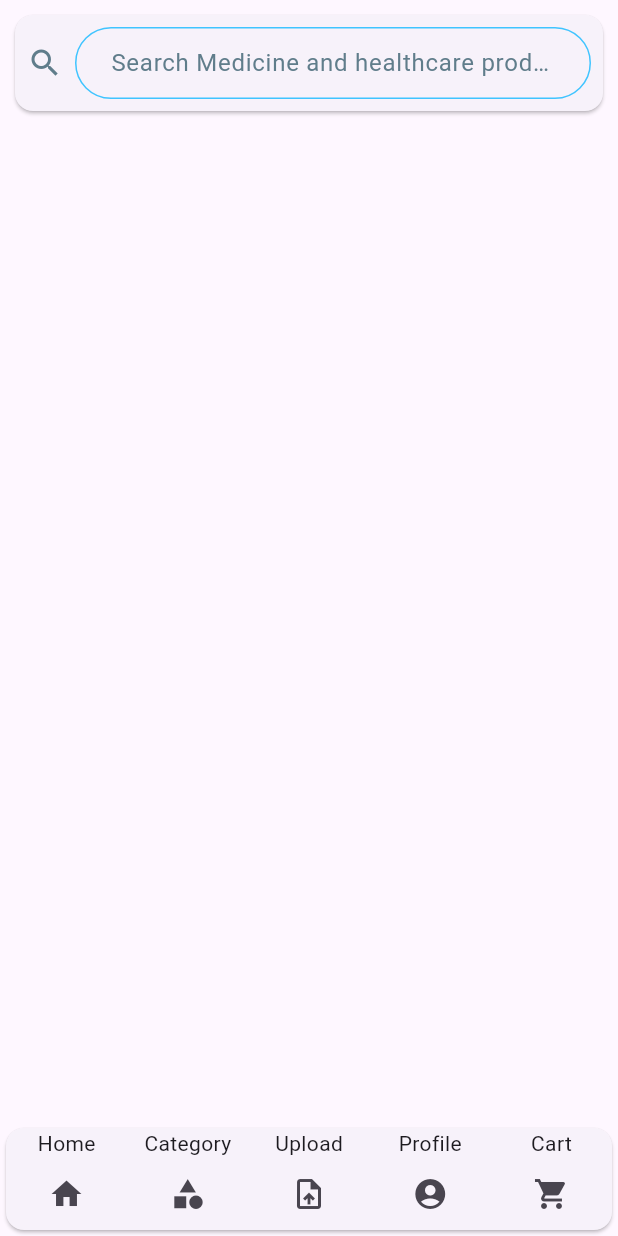
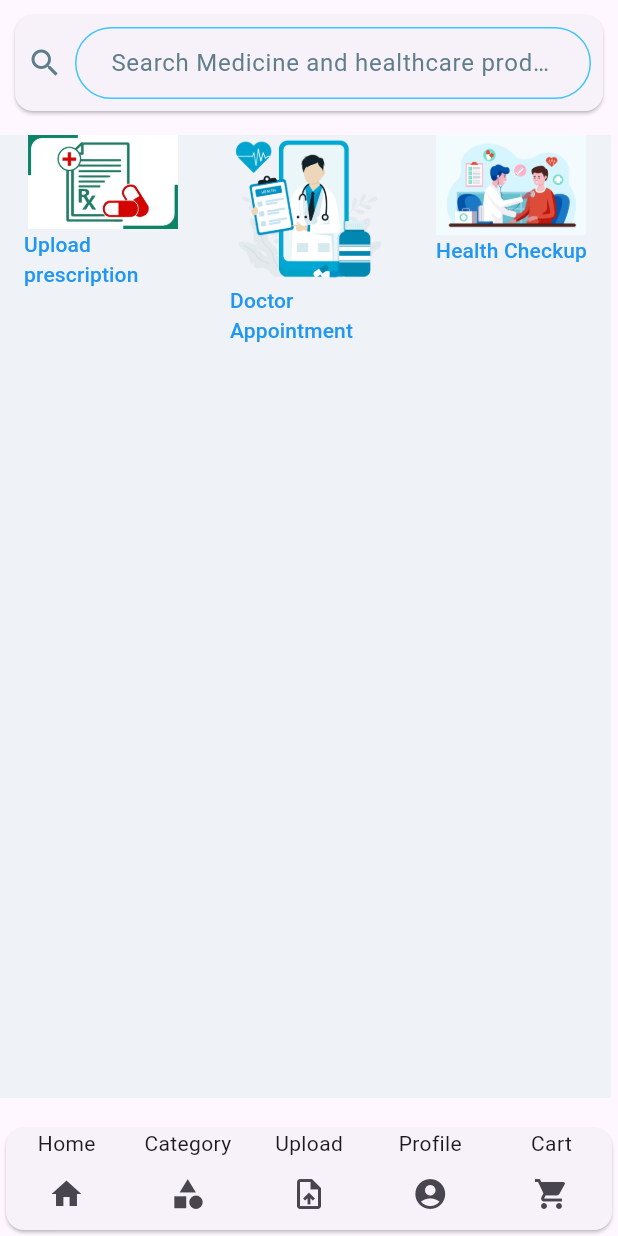
Before and after one commit to ezedin130/pharmaapp, a Flutter app: the HomeScreen screen opened by its route, on a phone screen of 412 x 824 dp. Run offline on Flutter 3.47's test engine with Material 3 defaults, Android fonts, the phone set to English and light mode, and no system bars; our stand-ins replace animated_text_kit.

Commit message:
new file:   lib/Images/decsappointment.png 	new file:   lib/Images/docsappointment.png 	new file:   lib/Images/healthcheckup.webp 	new file:   lib/Images/uppresc.png 	modified:   lib/Screens/HomeScreen.dart 	modified:   pubspec.yaml

```diff
--- a/lib/Screens/HomeScreen.dart
+++ b/lib/Screens/HomeScreen.dart
@@ -1,4 +1,4 @@
-// ignore_for_file: prefer_const_constructors, prefer_const_literals_to_create_immutables, use_key_in_widget_constructors
+// ignore_for_file: prefer_const_constructors, prefer_const_literals_to_create_immutables, use_key_in_widget_constructors, must_be_immutable, avoid_unnecessary_containers
 
 import 'package:flutter/material.dart';
 import 'package:pharma/Constants.dart';
@@ -22,7 +22,8 @@ class _HomeScreenState extends State<HomeScreen> {
             children: [
               Card(
                 margin: EdgeInsets.symmetric(
-                    horizontal: 10), // Adds padding to Card edges
+                  horizontal: 10.0,
+                ),
                 child: Padding(
                   padding: const EdgeInsets.all(8.0), // Padding inside the card
                   child: Row(
@@ -33,7 +34,7 @@ class _HomeScreenState extends State<HomeScreen> {
                       ),
                       SizedBox(
                         width: 8.0,
-                      ), // Adds spacing between Icon and TextField
+                      ),
                       Expanded(
                         child: TextField(
                           decoration: textFieldDecoration.copyWith(
@@ -48,38 +49,61 @@ class _HomeScreenState extends State<HomeScreen> {
               SizedBox(
                 height: 16.0,
               ),
+              Expanded(
+                child: Row(
+                  mainAxisAlignment: MainAxisAlignment.start,
+                  children: [
+                    ImageButtons(
+                      text: 'Upload prescription',
+                      imagetext: 'lib/Images/uppresc.png',
+                      width: 90.0,
+                    ),
+                    ImageButtons(
+                      text: 'Doctor Appointment',
+                      imagetext: 'lib/Images/docsappointment.png',
+                      width: 90.0,
+                    ),
+                    ImageButtons(
+                      text: 'Health Checkup',
+                      imagetext: 'lib/Images/healthcheckup.webp',
+                      width: 90.0,
+                    ),
+                  ],
+                ),
+              ),
+              SizedBox(
+                height: 16.0,
+              ),
+              // Column(
+              //   children: [
+              //     Text(
+              //       'OUR BEST SELLING ITEMS',
+              //       style: TextStyle(color: Colors.blueAccent),
+              //     ),
+              //   ],
+              // ),
               Card(
                 child: Row(
                   children: [
                     NavigButtns(
                       text: 'Home',
-                      icon: Icon(
-                        Icons.home
-                      ),
+                      icon: Icon(Icons.home),
                     ),
                     NavigButtns(
                       text: 'Category',
-                      icon: Icon(
-                        Icons.category
-                      ),
+                      icon: Icon(Icons.category),
                     ),
                     NavigButtns(
                       text: 'Upload',
-                      icon: Icon(
-                        Icons.upload_file
-                      ),
+                      icon: Icon(Icons.upload_file),
                     ),
                     NavigButtns(
                       text: 'Profile',
-                      icon: Icon(
-                        Icons.account_circle_rounded
-                      ),
+                      icon: Icon(Icons.account_circle_rounded),
                     ),
                     NavigButtns(
                       text: 'Cart',
-                      icon: Icon(
-                        Icons.shopping_cart
-                      ),
+                      icon: Icon(Icons.shopping_cart),
                     ),
                   ],
                 ),
@@ -92,8 +116,43 @@ class _HomeScreenState extends State<HomeScreen> {
   }
 }
 
+class ImageButtons extends StatelessWidget {
+  ImageButtons(
+      {required this.text, required this.imagetext, required this.width});
+
+  String text;
+  String imagetext;
+  double width;
+  @override
+  Widget build(BuildContext context) {
+    return Flexible(
+      child: Container(
+        color: Color(0xffEFF3F8),
+        child: MaterialButton(
+          onPressed: () {},
+          child: Column(
+            children: [
+              Image.asset(
+                imagetext,
+                fit: BoxFit.fill,
+                width: 100.0,
+              ),
+              Text(
+                text,
+                style: TextStyle(
+                  color: Colors.blue,
+                ),
+              ),
+            ],
+          ),
+        ),
+      ),
+    );
+  }
+}
+
 class NavigButtns extends StatelessWidget {
-   NavigButtns({required this.icon , required this.text});
+  NavigButtns({required this.icon, required this.text});
   String text;
   Icon icon;
 
@@ -102,15 +161,13 @@ class NavigButtns extends StatelessWidget {
     return Expanded(
       child: Column(
         children: [
-          Text(
-            text
-          ),
+          Text(text),
           IconButton(
-            onPressed: (){},
-            icon:icon,
+            onPressed: () {},
+            icon: icon,
           ),
         ],
       ),
-      );
+    );
   }
 }
```
Also changed, not shown: pubspec.yaml (+6 -6 lines), lib/Images/decsappointment.png (added), lib/Images/docsappointment.png (added), lib/Images/healthcheckup.webp (added), lib/Images/uppresc.png (added).
